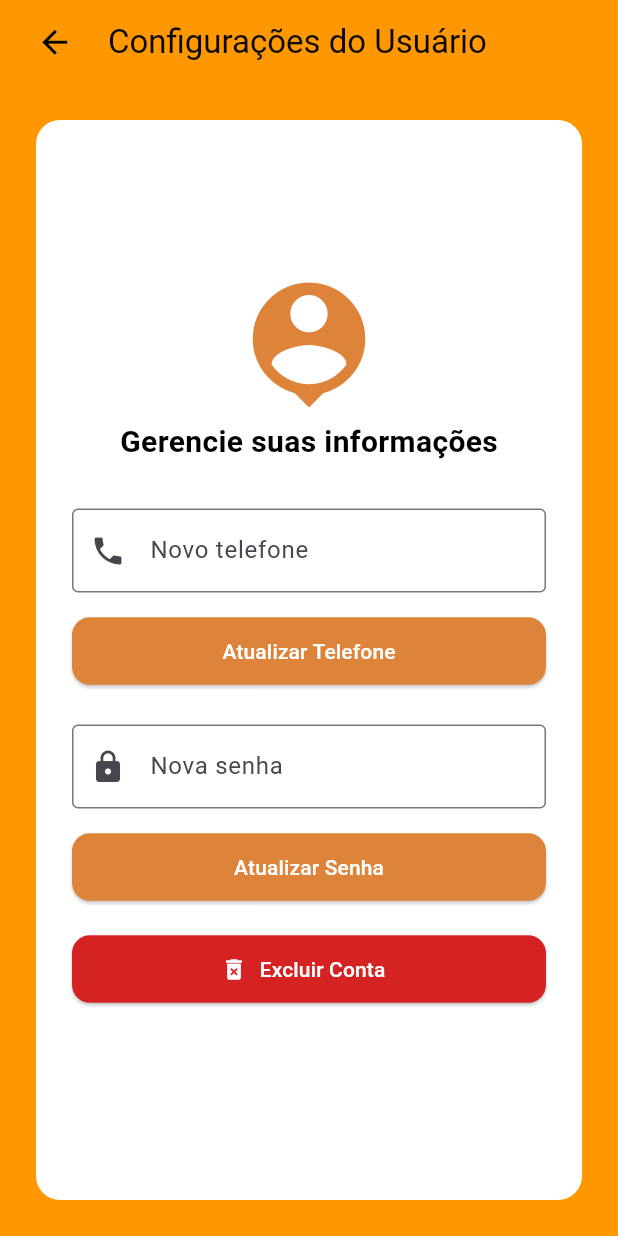
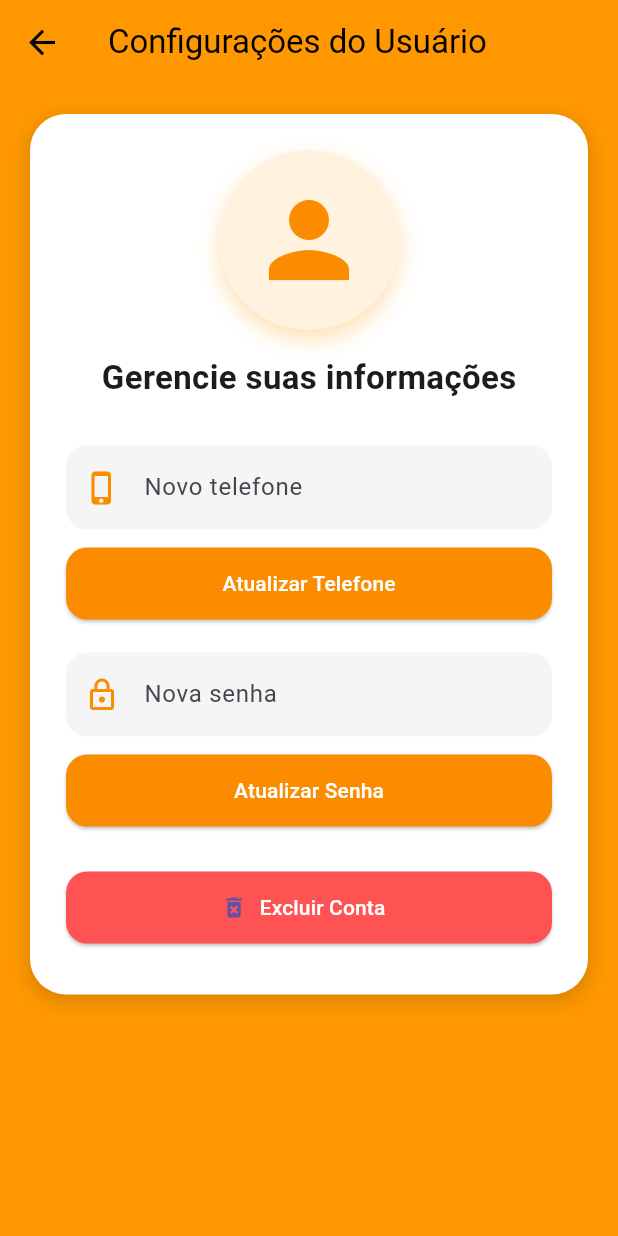
Before and after one commit to kelisbatista/Action-Food, a Flutter app: the ConfigUsuario screen opened by its route, on a phone screen of 412 x 824 dp. Run offline on Flutter 3.47's test engine with Material 3 defaults, Android fonts, the light colour scheme and no system bars; our stand-ins replace cloud_firestore, firebase_auth, firebase_core; accounts and stored records are empty; network calls fail.

Commit message:
'alteracoes'

```diff
--- a/mobile/lib/pedidoService.dart
+++ b/mobile/lib/pedidoService.dart
@@ -7,7 +7,7 @@ class PedidoService {
   /// Cria um novo pedido no Firestore
   /// [itens] → lista de itens do carrinho
   /// [total] → valor total do pedido
-  Future<String> criarPedido( String idEstab
+  Future<String> criarPedido(String nomeEstab,String idEstab
       ,List<Map<String, dynamic>> itens, double total) async {
     final uid = FirebaseAuth.instance.currentUser!.uid;
     final docPedido = _db.collection('orders').doc();
@@ -20,7 +20,9 @@ class PedidoService {
       'total': total,
       'status_pedido': 'criando', // status inicial
       'createdAt': FieldValue.serverTimestamp(),
-      'estabId': idEstab, // assuming first item has the establishment ID
+      'estabId': idEstab,
+      'nomeEstab': nomeEstab,
+      // assuming first item has the establishment ID
     });
 
     return orderId;
--- a/mobile/lib/view/carrinho.dart
+++ b/mobile/lib/view/carrinho.dart
@@ -5,8 +5,9 @@ import 'package:action_food/view/statusPedido.dart';
 class Carrinho extends StatefulWidget {
   final List<Map<String, dynamic>> itensCarrinho;
   final String idEstab;
+  final String nomeEstab;
 
-  Carrinho(this.idEstab,{required this.itensCarrinho, super.key}) {
+  Carrinho(this.nomeEstab,this.idEstab,{required this.itensCarrinho, super.key}) {
     for (var item in itensCarrinho) {
       item['estabId'] = idEstab;
     }
@@ -34,7 +35,7 @@ class _CarrinhoState extends State<Carrinho> {
     try {
       // Cria pedido no Firestore
       final orderId =
-          await pedidoService.criarPedido(widget.idEstab,widget.itensCarrinho, total);
+          await pedidoService.criarPedido(widget.nomeEstab,widget.idEstab,widget.itensCarrinho, total);
 
       // Atualiza status do pedido para "pendente"
       await pedidoService.atualizarStatus(orderId, 'pendente');
--- a/mobile/lib/view/configUsuario.dart
+++ b/mobile/lib/view/configUsuario.dart
@@ -58,7 +58,7 @@ class _ConfigUsuarioState extends State<ConfigUsuario> {
     } on FirebaseAuthException catch (e) {
       String msg = 'Erro ao atualizar senha.';
       if (e.code == 'requires-recent-login') {
-        msg = 'Por segurança, faça login novamente para alterar sua senha.';
+        msg = 'Por segurança, faça login novamente.';
       }
       ScaffoldMessenger.of(context).showSnackBar(SnackBar(content: Text(msg)));
     } finally {
@@ -75,7 +75,7 @@ class _ConfigUsuarioState extends State<ConfigUsuario> {
       builder: (context) => AlertDialog(
         title: const Text('Excluir Conta'),
         content: const Text(
-          'Tem certeza que deseja excluir sua conta? Esta ação não pode ser desfeita.',
+          'Tem certeza que deseja excluir sua conta? Essa ação é permanente.',
         ),
         actions: [
           TextButton(
@@ -83,10 +83,11 @@ class _ConfigUsuarioState extends State<ConfigUsuario> {
             child: const Text('Cancelar'),
           ),
           ElevatedButton(
-            style: ElevatedButton.styleFrom(backgroundColor: Colors.redAccent),
+            style: ElevatedButton.styleFrom(backgroundColor: Colors.red),
             onPressed: () async {
               Navigator.pop(context);
               setState(() => _loading = true);
+
               try {
                 await _firestore.collection('usuarios').doc(user.uid).delete();
                 await user.delete();
@@ -94,20 +95,32 @@ class _ConfigUsuarioState extends State<ConfigUsuario> {
                   const SnackBar(content: Text('Conta excluída com sucesso!')),
                 );
                 Navigator.pushReplacementNamed(context, '/login');
-              } on FirebaseAuthException catch (e) {
-                String msg = 'Erro ao excluir conta.';
-                if (e.code == 'requires-recent-login') {
-                  msg = 'Por segurança, faça login novamente antes de excluir.';
-                }
-                ScaffoldMessenger.of(context)
-                    .showSnackBar(SnackBar(content: Text(msg)));
+              } catch (e) {
+                ScaffoldMessenger.of(context).showSnackBar(
+                  const SnackBar(
+                      content:
+                          Text('Erro: faça login novamente para excluir.')),
+                );
               } finally {
                 setState(() => _loading = false);
               }
             },
             child: const Text('Excluir'),
+          )
+        ],
       ),
-        ],
+    );
+  }
+
+  InputDecoration _inputDecoration(String label, IconData icon) {
+    return InputDecoration(
+      labelText: label,
+      prefixIcon: Icon(icon, color: Colors.orange[600]),
+      filled: true,
+      fillColor: Colors.grey[100],
+      border: OutlineInputBorder(
+        borderRadius: BorderRadius.circular(14),
+        borderSide: BorderSide.none,
       ),
     );
   }
@@ -118,129 +131,159 @@ class _ConfigUsuarioState extends State<ConfigUsuario> {
       backgroundColor: Colors.orange[500],
       appBar: AppBar(
         backgroundColor: Colors.orange[500],
+        elevation: 0,
         title: const Text(
           'Configurações do Usuário',
-          style: TextStyle(color: Color.fromARGB(255, 9, 9, 9)),
+          style: TextStyle(color: Colors.black),
         ),
-        automaticallyImplyLeading: false,
-        leading: ElevatedButton(
-            onPressed: () {
-              Navigator.pushNamed(context, '/principal');
-            },
-            style: ElevatedButton.styleFrom(
-              backgroundColor: Colors.orange[500],
-              foregroundColor: Colors.black,
-              elevation: 0,
+        leading: IconButton(
+          icon: const Icon(Icons.arrow_back, color: Colors.black, size: 26),
+          onPressed: () => Navigator.pushNamed(context, '/principal'),
         ),
-            child: Icon(Icons.arrow_back, color: Colors.black, size: 25),
-          ),
-        iconTheme: const IconThemeData(color: Color.fromARGB(255, 14, 14, 14)),
       ),
       body: _loading
           ? const Center(child: CircularProgressIndicator(color: Colors.white))
-          : Padding(
-              padding: const EdgeInsets.all(24.0),
-              child: Container(
+          : SingleChildScrollView(
+              padding: const EdgeInsets.all(20),
+              child: Column(
+                children: [
+                  // Card principal
+                  Container(
                     decoration: BoxDecoration(
                       color: Colors.white,
-                  borderRadius: BorderRadius.circular(16),
+                      borderRadius: BorderRadius.circular(24),
+                      boxShadow: [
+                        BoxShadow(
+                          color: Colors.black.withOpacity(0.15),
+                          blurRadius: 10,
+                          spreadRadius: 1,
+                          offset: const Offset(0, 4),
+                        ),
+                      ],
                     ),
                     padding: const EdgeInsets.all(24),
                     child: Column(
-                  mainAxisAlignment: MainAxisAlignment.center,
                       children: [
-                    Icon(
-                      Icons.person_pin,
-                      size: 100,
-                      color: Color.fromARGB(255, 221, 132, 58),
+                        // Ícone Usuário
+                        Container(
+                          decoration: BoxDecoration(
+                            shape: BoxShape.circle,
+                            color: Colors.orange[50],
+                            boxShadow: [
+                              BoxShadow(
+                                color: Colors.orange.withOpacity(0.3),
+                                blurRadius: 12,
+                                offset: const Offset(0, 6),
                               ),
+                            ],
+                          ),
+                          padding: const EdgeInsets.all(20),
+                          child: Icon(
+                            Icons.person,
+                            size: 80,
+                            color: Colors.orange[600],
+                          ),
+                        ),
+
+                        const SizedBox(height: 16),
+
                         const Text(
                           'Gerencie suas informações',
                           style: TextStyle(
-                        fontSize: 20,
+                            fontSize: 22,
                             fontWeight: FontWeight.bold,
-                        color: Color.fromARGB(255, 0, 0, 0),
                           ),
                         ),
+
                         const SizedBox(height: 30),
 
-                    // Atualizar telefone
+                        // TELEFONE
                         TextField(
                           controller: _telefoneController,
                           keyboardType: TextInputType.phone,
-                      decoration: const InputDecoration(
-                        labelText: 'Novo telefone',
-                        border: OutlineInputBorder(),
-                        prefixIcon: Icon(Icons.phone),
+                          decoration: _inputDecoration(
+                              'Novo telefone', Icons.phone_iphone),
                         ),
-                    ),
-                    const SizedBox(height: 15),
-                    ElevatedButton(
+                        const SizedBox(height: 12),
+
+                        // Botão atualizar telefone
+                        SizedBox(
+                          width: double.infinity,
+                          height: 48,
+                          child: ElevatedButton(
                             onPressed: _atualizarTelefone,
                             style: ElevatedButton.styleFrom(
-                        backgroundColor: Color.fromARGB(255, 221, 132, 58),
-                        minimumSize: const Size(double.infinity, 45),
+                              padding: EdgeInsets.zero,
                               shape: RoundedRectangleBorder(
-                          borderRadius: BorderRadius.circular(12),
+                                borderRadius: BorderRadius.circular(14),
                               ),
+                              backgroundColor: Colors.orange[600],
                             ),
                             child: const Text(
                               'Atualizar Telefone',
                               style: TextStyle(color: Colors.white),
                             ),
                           ),
+                        ),
 
-                    const SizedBox(height: 25),
+                        const SizedBox(height: 22),
 
-                    // Atualizar senha
+                        // SENHA
                         TextField(
                           controller: _senhaController,
                           obscureText: true,
-                      decoration: const InputDecoration(
-                        labelText: 'Nova senha',
-                        border: OutlineInputBorder(),
-                        prefixIcon: Icon(Icons.lock),
+                          decoration: _inputDecoration(
+                              'Nova senha', Icons.lock_outline),
                         ),
-                    ),
-                    const SizedBox(height: 15),
-                    ElevatedButton(
+                        const SizedBox(height: 12),
+
+                        // Botão atualizar senha
+                        SizedBox(
+                          width: double.infinity,
+                          height: 48,
+                          child: ElevatedButton(
                             onPressed: _atualizarSenha,
                             style: ElevatedButton.styleFrom(
-                        backgroundColor: Color.fromARGB(255, 221, 132, 58),
-                        minimumSize: const Size(double.infinity, 45),
+                              padding: EdgeInsets.zero,
                               shape: RoundedRectangleBorder(
-                          borderRadius: BorderRadius.circular(12),
+                                borderRadius: BorderRadius.circular(14),
                               ),
+                              backgroundColor: Colors.orange[600],
                             ),
                             child: const Text(
                               'Atualizar Senha',
                               style: TextStyle(color: Colors.white),
                             ),
                           ),
+                        ),
 
-                    const SizedBox(height: 20),
+                        const SizedBox(height: 30),
 
-                    // Excluir conta
-                    ElevatedButton.icon(
+                        // EXCLUIR CONTA
+                        SizedBox(
+                          width: double.infinity,
+                          height: 48,
+                          child: ElevatedButton.icon(
                             onPressed: _excluirConta,
+                            icon: const Icon(Icons.delete_forever),
                             style: ElevatedButton.styleFrom(
-                        backgroundColor: const Color.fromARGB(255, 213, 35, 35),
-                        minimumSize: const Size(double.infinity, 45),
+                              backgroundColor: Colors.redAccent,
                               shape: RoundedRectangleBorder(
-                          borderRadius: BorderRadius.circular(12),
+                                borderRadius: BorderRadius.circular(14),
                               ),
                             ),
-                      icon:
-                          const Icon(Icons.delete_forever, color: Colors.white),
                             label: const Text(
                               'Excluir Conta',
                               style: TextStyle(color: Colors.white),
                             ),
                           ),
+                        ),
 
-                    const SizedBox(height: 30),
+                        const SizedBox(height: 10),
                       ],
                     ),
+                  ),
+                ],
               ),
             ),
     );
--- a/mobile/lib/view/login.dart
+++ b/mobile/lib/view/login.dart
@@ -31,7 +31,7 @@ class _LoginState extends State<Login> {
   Widget build(BuildContext context) {
     return Scaffold(
       backgroundColor: Colors.orange[500],
-      appBar: AppBar(backgroundColor: Colors.orange[500], automaticallyImplyLeading: false,),
+      appBar: AppBar(backgroundColor: Colors.orange[500]),
       body: Center(
         child: Column(
           mainAxisAlignment: MainAxisAlignment.spaceAround,
--- a/mobile/lib/view/pagEstabelecimento.dart
+++ b/mobile/lib/view/pagEstabelecimento.dart
@@ -129,7 +129,7 @@ class _PagEstabelecimentoState extends State<PagEstabelecimento> {
                                     });
                                      Navigator.push(context,
                                       MaterialPageRoute(
-                                        builder: (_) => Carrinho(widget.idEstab,itensCarrinho: itensCarrinho),
+                                        builder: (_) => Carrinho(estabData?['nome'],widget.idEstab,itensCarrinho: itensCarrinho),
                                       ),
                                     );
                                   },
```
Also changed, not shown: mobile/lib/view/cadastro.dart (+30 -6 lines), mobile/lib/view/pedidos.dart (+18 -29 lines), mobile/lib/view/principal.dart (+114 -35 lines), mobile/lib/view/statusPedido.dart (+9 -4 lines). Lines whose indentation alone changed are shown as unchanged.
